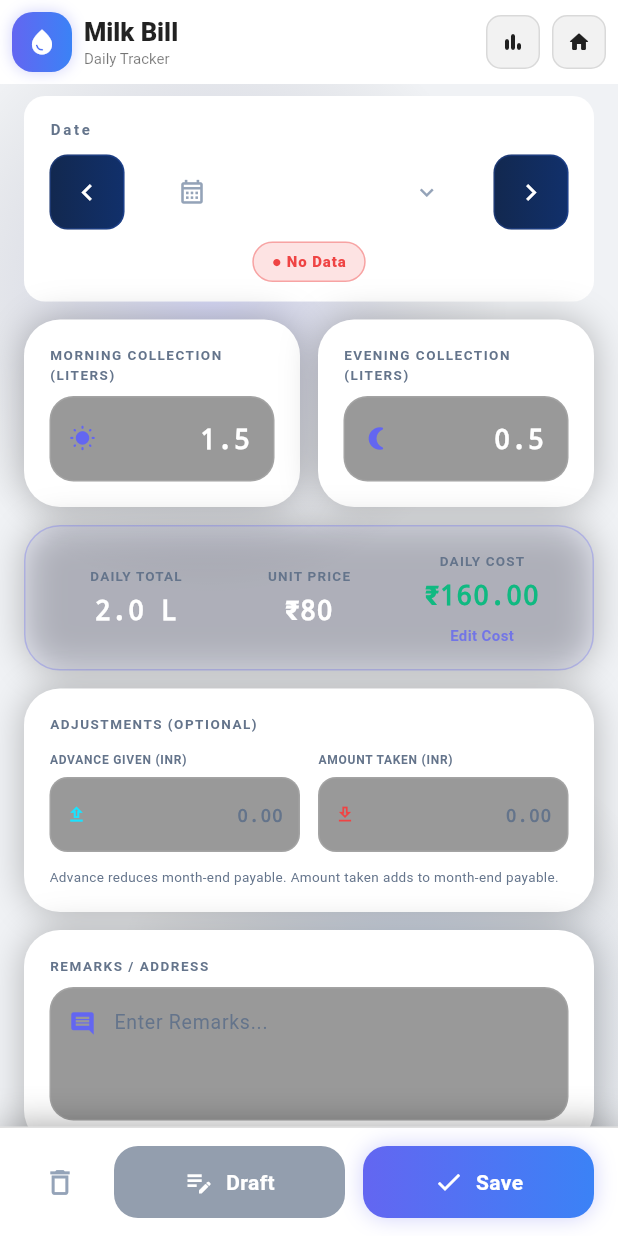
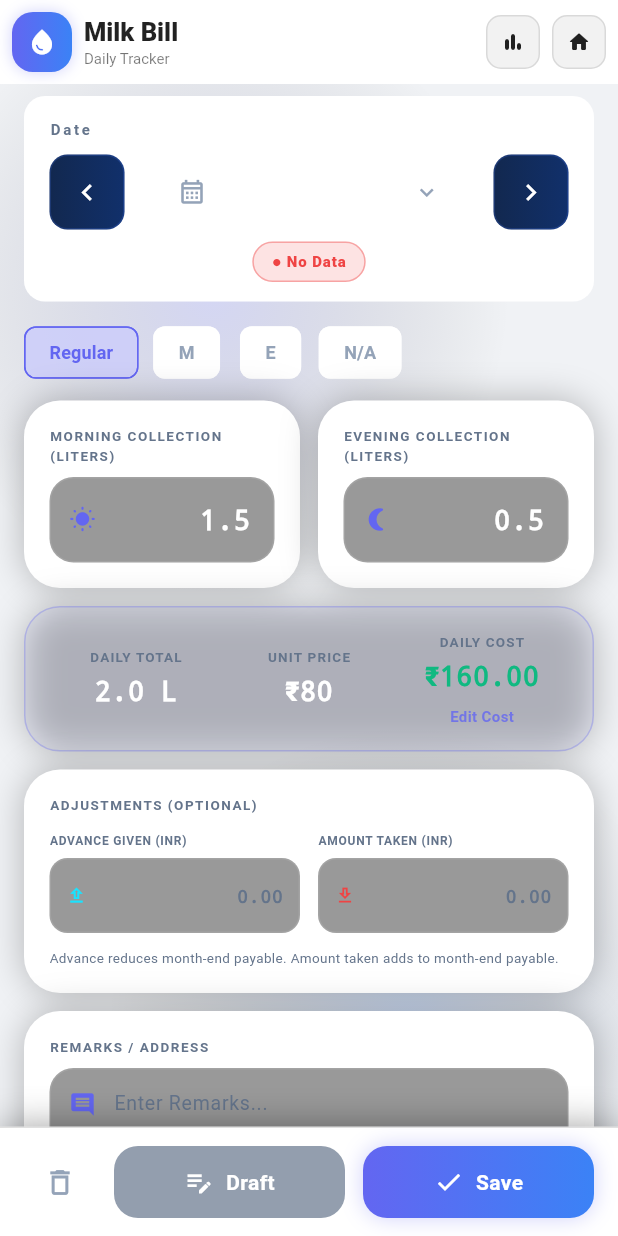
Before and after one commit to ktdata405/ktapps-flutter-new, a Flutter app: the screen it shows after launch, after a tap on "Milk", on a phone screen of 412 x 824 dp. Run offline on Flutter 3.47's test engine with Material 3 defaults, Android fonts, the phone set to English and light mode, and no system bars; our stand-ins replace camera, file_picker, pdf, printing, shared_preferences; missing offline and left inert: dart:js_interop, excel; network calls fail; Roboto replaces fonts that are missing (Plus Jakarta Sans).

Commit message:
No milk day UI change

```diff
--- a/lib/milk/milk_screen.dart
+++ b/lib/milk/milk_screen.dart
@@ -43,6 +43,8 @@ class _MilkScreenState extends State<MilkScreen> {
   final TextEditingController _advancePaidController = TextEditingController();
   final TextEditingController _amountTakenController = TextEditingController();
   bool _isDailyCostManual = false;
+  String _collectionMode = 'both';
+  final ScrollController _collectionModeScrollController = ScrollController();
 
   // ── calendar accordion ────────────────────────────────────────────────────
   bool _calendarOpen = false;
@@ -69,6 +71,7 @@ class _MilkScreenState extends State<MilkScreen> {
     _dailyCostController.dispose();
     _advancePaidController.dispose();
     _amountTakenController.dispose();
+    _collectionModeScrollController.dispose();
     super.dispose();
   }
 
@@ -123,6 +126,13 @@ class _MilkScreenState extends State<MilkScreen> {
         final record = MilkRecord.fromJson(rows.first);
         _morningController.text = record.morning.toString();
         _eveningController.text = record.evening.toString();
+        _collectionMode = record.morning == 0 && record.evening == 0
+            ? 'no_milk'
+            : record.morning == 0
+                ? 'evening_only'
+                : record.evening == 0
+                    ? 'morning_only'
+                    : 'both';
         _remarksController.text = record.remarks;
         _advancePaidController.text = record.advancePaid == 0 ? '' : record.advancePaid.toStringAsFixed(2);
         _amountTakenController.text = record.amountTaken == 0 ? '' : record.amountTaken.toStringAsFixed(2);
@@ -137,6 +147,7 @@ class _MilkScreenState extends State<MilkScreen> {
       } else {
         _morningController.text = _defaultMorning.toString();
         _eveningController.text = _defaultEvening.toString();
+        _collectionMode = 'both';
         _remarksController.clear();
         _advancePaidController.clear();
         _amountTakenController.clear();
@@ -168,6 +179,7 @@ class _MilkScreenState extends State<MilkScreen> {
     setState(() {
       _morningController.text = _defaultMorning.toString();
       _eveningController.text = _defaultEvening.toString();
+      _collectionMode = 'both';
       _remarksController.clear();
       _advancePaidController.clear();
       _amountTakenController.clear();
@@ -289,6 +301,8 @@ class _MilkScreenState extends State<MilkScreen> {
             child: Column(children: [
               _buildDateNavigator(),
               const SizedBox(height: 12),
+              _buildCollectionModeSelector(),
+              const SizedBox(height: 10),
               _buildCollectionInputs(),
               const SizedBox(height: 12),
               _buildTotalsCard(),
@@ -705,25 +719,135 @@ class _MilkScreenState extends State<MilkScreen> {
   }
 
   // ── Collection inputs ─────────────────────────────────────────────────────
-  Widget _buildCollectionInputs() => Row(
+  Widget _buildCollectionModeSelector() {
+    const modes = <(String, String)>[
+      ('both', 'Regular'),
+      ('morning_only', 'M'),
+      ('evening_only', 'E'),
+      ('no_milk', 'N/A'),
+    ];
+    return SizedBox(
+      height: 44,
+      width: double.infinity,
+      child: Scrollbar(
+        controller: _collectionModeScrollController,
+        thumbVisibility: true,
+        interactive: true,
+        child: ListView.separated(
+          controller: _collectionModeScrollController,
+          scrollDirection: Axis.horizontal,
+          itemCount: modes.length,
+          separatorBuilder: (_, __) => const SizedBox(width: 8),
+          itemBuilder: (context, index) {
+            final mode = modes[index];
+            final selected = _collectionMode == mode.$1;
+            return ChoiceChip(
+              label: Text(mode.$2),
+              selected: selected,
+              onSelected: (_) => _setCollectionMode(mode.$1),
+              selectedColor: ktPrimary.withValues(alpha: 0.28),
+              backgroundColor: Theme.of(context).brightness == Brightness.dark
+                  ? ktCardBg
+                  : Colors.white,
+              labelStyle: TextStyle(
+                color: selected ? ktPrimary : ktTextGray400,
+                fontSize: 12,
+                fontWeight: FontWeight.w700,
+              ),
+              side: BorderSide(
+                color: selected ? ktPrimary : ktPanelBorder,
+              ),
+              showCheckmark: false,
+            );
+          },
+        ),
+      ),
+    );
+  }
+
+  void _setCollectionMode(String mode) {
+    if (mode == _collectionMode) return;
+    final previousMode = _collectionMode;
+    setState(() => _collectionMode = mode);
+
+    switch (mode) {
+      case 'no_milk':
+        _morningController.text = '0';
+        _eveningController.text = '0';
+        break;
+      case 'morning_only':
+        if (previousMode == 'no_milk' || _morningValue <= 0) {
+          _morningController.text = _defaultMorning.toString();
+        }
+        _eveningController.text = '0';
+        break;
+      case 'evening_only':
+        _morningController.text = '0';
+        if (previousMode == 'no_milk' || _eveningValue <= 0) {
+          _eveningController.text = _defaultEvening.toString();
+        }
+        break;
+      case 'both':
+        if (_morningValue <= 0) {
+          _morningController.text = _defaultMorning.toString();
+        }
+        if (_eveningValue <= 0) {
+          _eveningController.text = _defaultEvening.toString();
+        }
+        break;
+    }
+  }
+
+  Widget _buildCollectionInputs() {
+    if (_collectionMode == 'no_milk') {
+      return Container(
+        width: double.infinity,
+        padding: const EdgeInsets.symmetric(horizontal: 16, vertical: 18),
+        decoration: BoxDecoration(
+          color: Theme.of(context).brightness == Brightness.dark
+              ? ktCardBg.withValues(alpha: 0.6)
+              : Colors.white,
+          borderRadius: BorderRadius.circular(20),
+          border: Border.all(color: ktPanelBorder),
+        ),
+        child: const Row(
+          mainAxisAlignment: MainAxisAlignment.center,
           children: [
-          Expanded(
+            Icon(Icons.do_not_disturb_on_outlined, color: ktTextGray400),
+            SizedBox(width: 8),
+            Text('No milk collected today',
+                style: TextStyle(color: ktTextGray400, fontWeight: FontWeight.w700)),
+          ],
+        ),
+      );
+    }
+
+    final showMorning = _collectionMode != 'evening_only';
+    final showEvening = _collectionMode != 'morning_only';
+    final fields = <Widget>[];
+    if (showMorning) {
+      fields.add(Expanded(
         child: _buildCollectionInput(
           label: KtStrings.morningCollection,
           icon: Icons.wb_sunny_rounded,
           controller: _morningController,
           iconColor: ktPrimary,
-          )),
-          const SizedBox(width: 12),
-          Expanded(
+        ),
+      ));
+    }
+    if (showMorning && showEvening) fields.add(const SizedBox(width: 12));
+    if (showEvening) {
+      fields.add(Expanded(
         child: _buildCollectionInput(
           label: KtStrings.eveningCollection,
           icon: Icons.nightlight_round,
           controller: _eveningController,
           iconColor: ktPrimary,
-          )),
-        ],
-      );
+        ),
+      ));
+    }
+    return Row(children: fields);
+  }
 
   Widget _buildCollectionInput({
     required String label,
```
Lines whose indentation alone changed are shown as unchanged.
